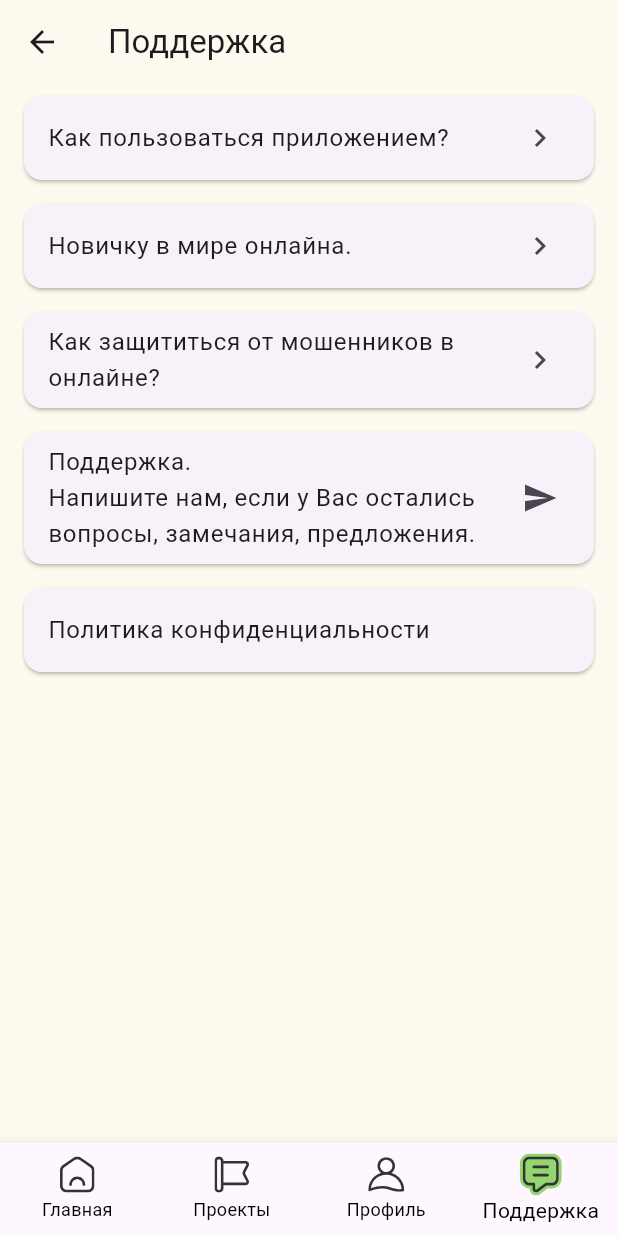
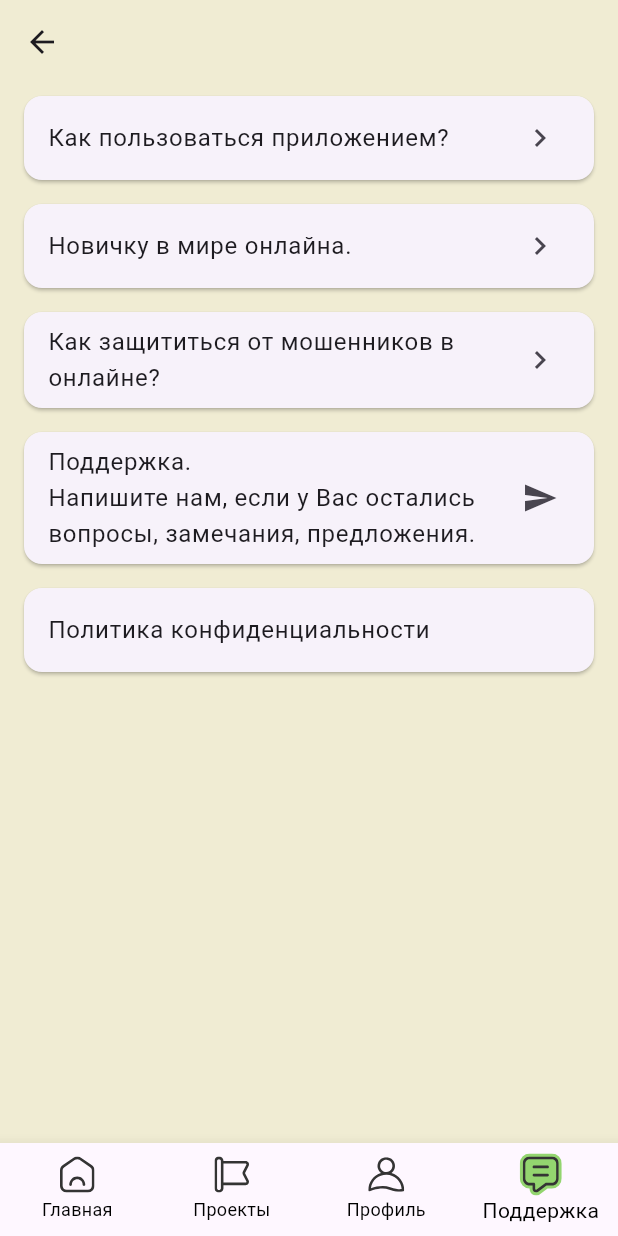
Before and after one commit to SavoSyka/mama_kris, a Flutter app: the screen it shows after launch, item 4 of the bottom bar chosen, on a phone screen of 412 x 824 dp. Run offline on Flutter 3.47's test engine with Material 3 defaults, Android fonts, the phone set to English and light mode, and no system bars; our stand-ins replace cloud_firestore, firebase_auth, firebase_core, flutter_svg, font_awesome_flutter, google_sign_in; missing offline and left inert: flutter_pdfview; accounts and stored records are empty.

Commit message:
Support designed

```diff
--- a/lib/pages/support.dart
+++ b/lib/pages/support.dart
@@ -229,11 +229,11 @@ class _SupportPageState extends State<SupportPage> {
   Widget build(BuildContext context) {
     return Scaffold(
       appBar: AppBar(
-        backgroundColor: const Color(0xFFFCFAEE),
+        backgroundColor: const Color(0xFFF0ECD3),
 
-        title: const Text('Поддержка'),
+        title: const Text(''),
       ),
-      backgroundColor: const Color(0xFFFCFAEE),
+      backgroundColor: const Color(0xFFF0ECD3),
 
       body: ListView(
         children: [
```
Also changed, not shown: lib/pages/support_empl.dart (+32 -5 lines).
